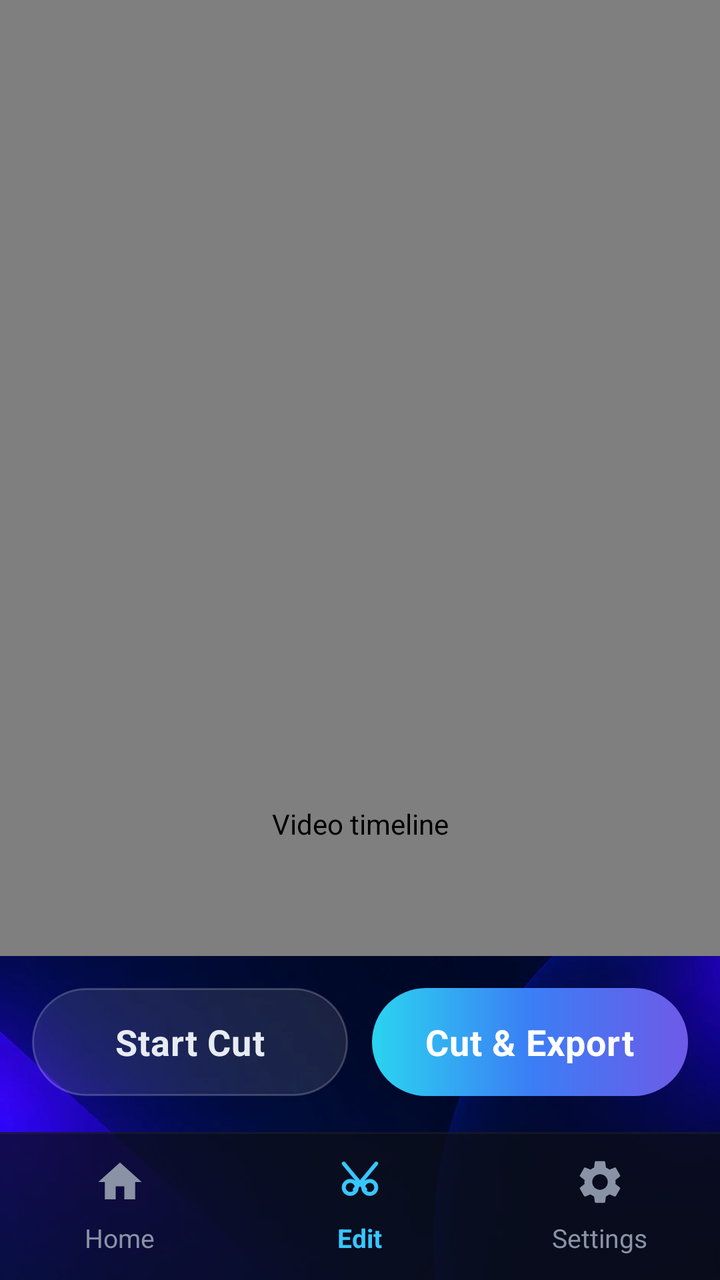
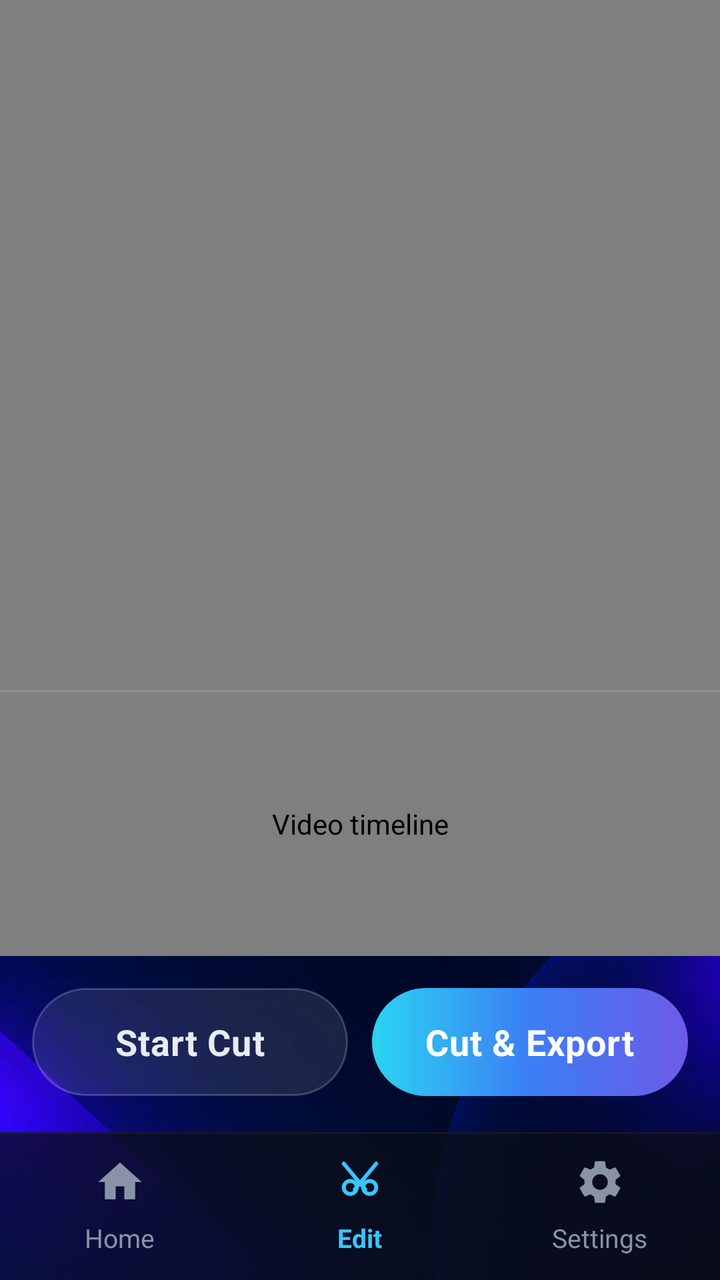

The first picture is an Android layout as it rendered before a commit; the second is the same layout after the commit. The layout source and the unified diff follow.
<!-- AndroidManifest.xml: application theme Theme.AutoCut -->
<!-- res/layout/activity_edit.xml -->
<?xml version="1.0" encoding="utf-8"?>
<FrameLayout xmlns:android="http://schemas.android.com/apk/res/android"
    xmlns:app="http://schemas.android.com/apk/res-auto"
    xmlns:tools="http://schemas.android.com/tools"
    android:id="@+id/root"
    android:layout_width="match_parent"
    android:layout_height="match_parent"
    android:background="@color/app_bg"
    tools:context=".EditActivity">

    <ImageView
        android:id="@+id/bgImage"
        android:layout_width="match_parent"
        android:layout_height="match_parent"
        android:importantForAccessibility="no"
        android:scaleType="centerCrop"
        android:src="@drawable/main_bg" />

    <View
        android:id="@+id/statusBarScrim"
        android:layout_width="match_parent"
        android:layout_height="0dp"
        android:background="@color/preview_bg" />

    <androidx.constraintlayout.widget.ConstraintLayout
        android:id="@+id/main"
        android:layout_width="match_parent"
        android:layout_height="match_parent"
        android:background="@android:color/transparent">

        
        <FrameLayout
            android:id="@+id/previewContainer"
            android:layout_width="0dp"
            android:layout_height="0dp"
            android:background="@drawable/bg_preview_glass"
            app:layout_constraintBottom_toTopOf="@id/timeline"
            app:layout_constraintEnd_toEndOf="parent"
            app:layout_constraintStart_toStartOf="parent"
            app:layout_constraintTop_toTopOf="parent">

            <VideoView
                android:id="@+id/videoView"
                android:background="@android:color/transparent"
                android:layout_width="match_parent"
                android:layout_height="match_parent"
                android:layout_gravity="center"
                android:contentDescription="@string/video_preview" />
        </FrameLayout>

        
        <com.example.autocut.TimelineView
            android:id="@+id/timeline"
            android:layout_width="0dp"
            android:layout_height="132dp"
            android:layout_marginTop="16dp"
            android:layout_marginBottom="16dp"
            android:contentDescription="@string/timeline_desc"
            app:layout_constraintBottom_toTopOf="@id/buttonRow"
            app:layout_constraintEnd_toEndOf="parent"
            app:layout_constraintStart_toStartOf="parent" />

        
        <LinearLayout
            android:id="@+id/buttonRow"
            android:layout_width="0dp"
            android:layout_height="54dp"
            android:layout_marginStart="16dp"
            android:layout_marginEnd="16dp"
            android:layout_marginBottom="18dp"
            android:orientation="horizontal"
            app:layout_constraintBottom_toTopOf="@id/navDivider"
            app:layout_constraintEnd_toEndOf="parent"
            app:layout_constraintStart_toStartOf="parent">

            <LinearLayout
                android:id="@+id/btnStartCut"
                android:layout_width="0dp"
                android:layout_height="match_parent"
                android:layout_weight="1"
                android:background="@drawable/bg_btn_secondary"
                android:clickable="true"
                android:focusable="true"
                android:foreground="?attr/selectableItemBackground"
                android:gravity="center"
                android:orientation="horizontal">

                <TextView
                    android:id="@+id/tvStartCut"
                    android:layout_width="wrap_content"
                    android:layout_height="wrap_content"
                    android:letterSpacing="0.02"
                    android:text="@string/start_cut"
                    android:textColor="@color/text_on_dark"
                    android:textSize="18sp"
                    android:textStyle="bold" />
            </LinearLayout>

            <LinearLayout
                android:id="@+id/btnCutExport"
                android:layout_width="0dp"
                android:layout_height="match_parent"
                android:layout_weight="1"
                android:layout_marginStart="12dp"
                android:background="@drawable/bg_btn_primary"
                android:clickable="true"
                android:focusable="true"
                android:foreground="?attr/selectableItemBackground"
                android:gravity="center"
                android:orientation="horizontal">

                <TextView
                    android:id="@+id/tvCutExport"
                    android:layout_width="wrap_content"
                    android:layout_height="wrap_content"
                    android:letterSpacing="0.02"
                    android:text="@string/cut_export"
                    android:textColor="@color/white"
                    android:textSize="18sp"
                    android:textStyle="bold" />
            </LinearLayout>
        </LinearLayout>

        
        <View
            android:id="@+id/navDivider"
            android:layout_width="0dp"
            android:layout_height="1dp"
            android:background="@color/stroke_15"
            app:layout_constraintEnd_toEndOf="parent"
            app:layout_constraintStart_toStartOf="parent"
            app:layout_constraintTop_toTopOf="@id/bottomNav" />

        <LinearLayout
            android:id="@+id/bottomNav"
            android:layout_width="0dp"
            android:layout_height="wrap_content"
            android:minHeight="74dp"
            android:background="@color/nav_bg"
            android:orientation="horizontal"
            app:layout_constraintBottom_toBottomOf="parent"
            app:layout_constraintEnd_toEndOf="parent"
            app:layout_constraintStart_toStartOf="parent">

            <LinearLayout
                android:id="@+id/navHome"
                android:layout_width="0dp"
                android:layout_height="74dp"
                android:layout_weight="1"
                android:gravity="center"
                android:orientation="vertical">

                <ImageView
                    android:id="@+id/ivNavHome"
                    android:layout_width="26dp"
                    android:layout_height="26dp"
                    android:contentDescription="@string/nav_home"
                    android:src="@drawable/ic_home"
                    android:tint="@color/nav_inactive" />

                <TextView
                    android:id="@+id/tvNavHome"
                    android:layout_width="wrap_content"
                    android:layout_height="wrap_content"
                    android:layout_marginTop="6dp"
                    android:text="@string/nav_home"
                    android:textColor="@color/nav_inactive"
                    android:textSize="13sp" />
            </LinearLayout>

            <LinearLayout
                android:id="@+id/navEdit"
                android:layout_width="0dp"
                android:layout_height="74dp"
                android:layout_weight="1"
                android:gravity="center"
                android:orientation="vertical">

                <ImageView
                    android:id="@+id/ivNavEdit"
                    android:layout_width="26dp"
                    android:layout_height="26dp"
                    android:contentDescription="@string/nav_edit"
                    android:src="@drawable/ic_scissors"
                    android:tint="@color/accent_cyan" />

                <TextView
                    android:id="@+id/tvNavEdit"
                    android:layout_width="wrap_content"
                    android:layout_height="wrap_content"
                    android:layout_marginTop="6dp"
                    android:text="@string/nav_edit"
                    android:textColor="@color/accent_cyan"
                    android:textSize="13sp"
                    android:textStyle="bold" />
            </LinearLayout>

            <LinearLayout
                android:id="@+id/navSettings"
                android:layout_width="0dp"
                android:layout_height="74dp"
                android:layout_weight="1"
                android:gravity="center"
                android:orientation="vertical">

                <ImageView
                    android:id="@+id/ivNavSettings"
                    android:layout_width="26dp"
                    android:layout_height="26dp"
                    android:contentDescription="@string/nav_settings"
                    android:src="@drawable/ic_settings" />

                <TextView
                    android:id="@+id/tvNavSettings"
                    android:layout_width="wrap_content"
                    android:layout_height="wrap_content"
                    android:layout_marginTop="6dp"
                    android:text="@string/nav_settings"
                    android:textColor="@color/nav_inactive"
                    android:textSize="13sp" />
            </LinearLayout>
        </LinearLayout>

    </androidx.constraintlayout.widget.ConstraintLayout>

</FrameLayout>
<!-- resources referenced by this layout -->
<resources>
  <color name="accent_cyan">#FF38C6FF</color>
  <color name="app_bg">#FF070B18</color>
  <color name="nav_bg">#BB0B0E18</color>
  <color name="nav_inactive">#FF8A93A6</color>
  <color name="preview_bg">#D915161A</color>
  <color name="stroke_15">#26FFFFFF</color>
  <color name="text_on_dark">#FFE7EBF3</color>
  <color name="white">#FFFFFFFF</color>
  <!-- drawable bg_btn_primary (drawable) -->
  <?xml version="1.0" encoding="utf-8"?>
  <shape xmlns:android="http://schemas.android.com/apk/res/android"
      android:shape="rectangle">
      <gradient
          android:angle="0"
          android:centerColor="@color/grad_center"
          android:endColor="@color/grad_end"
          android:startColor="@color/grad_start"
          android:type="linear" />
      <corners android:radius="40dp" />
  </shape>
  <!-- drawable bg_btn_secondary (drawable) -->
  <?xml version="1.0" encoding="utf-8"?>
  <shape xmlns:android="http://schemas.android.com/apk/res/android"
      android:shape="rectangle">
      <solid android:color="@color/surface_10" />
      <stroke
          android:width="1dp"
          android:color="@color/stroke_20" />
      <corners android:radius="32dp" />
  </shape>
  <!-- drawable bg_preview_glass (drawable) -->
  <?xml version="1.0" encoding="utf-8"?>
  <shape xmlns:android="http://schemas.android.com/apk/res/android"
      android:shape="rectangle">
      <solid android:color="@color/preview_bg" />
      <stroke
          android:width="1dp"
          android:color="@color/preview_edge" />
  </shape>
  <!-- drawable ic_home (drawable) -->
  <vector xmlns:android="http://schemas.android.com/apk/res/android"
      android:width="26dp"
      android:height="26dp"
      android:viewportWidth="24"
      android:viewportHeight="24">
      <path
          android:fillColor="@color/accent_cyan"
          android:pathData="M10,20v-6h4v6h5v-8h3L12,3 2,12h3v8z" />
  </vector>
  <!-- drawable ic_scissors (drawable) -->
  <vector xmlns:android="http://schemas.android.com/apk/res/android"
      android:width="26dp"
      android:height="26dp"
      android:viewportWidth="24"
      android:viewportHeight="24">
      <path
          android:fillColor="#00000000"
          android:pathData="M7.5,14.5m-3,0a3,3 0 1,0 6,0a3,3 0 1,0 -6,0M16.5,14.5m-3,0a3,3 0 1,0 6,0a3,3 0 1,0 -6,0M9.6,15.4L19.5,3.5M14.4,15.4L4.5,3.5"
          android:strokeColor="@color/nav_inactive"
          android:strokeLineCap="round"
          android:strokeLineJoin="round"
          android:strokeWidth="1.8" />
  </vector>
  <string name="cut_export">Cut &amp; Export</string>
  <string name="nav_edit">Edit</string>
  <string name="nav_home">Home</string>
  <string name="nav_settings">Settings</string>
  <string name="start_cut">Start Cut</string>
  <string name="timeline_desc">Video timeline</string>
  <string name="video_preview">Video preview</string>
  <style name="Theme.AutoCut" parent="Base.Theme.AutoCut" />
  <color name="grad_center">#FF3B7EF5</color>
  <color name="grad_end">#FF6E5AE8</color>
  <color name="grad_start">#FF2BD4F0</color>
  <color name="surface_10">#1AFFFFFF</color>
  <color name="stroke_20">#33FFFFFF</color>
  <color name="preview_edge">#26FFFFFF</color>
  <style name="Base.Theme.AutoCut" parent="Theme.Material3.DayNight.NoActionBar">
          <item name="android:windowBackground">@color/app_bg</item>
          <item name="android:statusBarColor">@android:color/transparent</item>
          <item name="android:navigationBarColor">@android:color/transparent</item>
          <item name="android:windowLightStatusBar">false</item>
          <item name="android:windowLightNavigationBar" tools:targetApi="27">false</item>
          <item name="colorPrimary">@color/accent_cyan</item>
          <item name="colorOnPrimary">@color/app_bg</item>
      </style>
  <!-- unchanged entries left out for length: 2 -->
</resources>

<!-- the commit's change to res/layout/activity_edit.xml (unified diff, before → after) -->
@@ -46,6 +46,12 @@
                 android:layout_height="match_parent"
                 android:layout_gravity="center"
                 android:contentDescription="@string/video_preview" />
+
+            <View
+                android:layout_width="match_parent"
+                android:layout_height="1dp"
+                android:layout_gravity="bottom"
+                android:background="@color/preview_edge" />
         </FrameLayout>
 
         
<!-- resource entries referenced after the edit -->
@@ -35,9 +35,6 @@
   <shape xmlns:android="http://schemas.android.com/apk/res/android"
       android:shape="rectangle">
       <solid android:color="@color/preview_bg" />
-      <stroke
-          android:width="1dp"
-          android:color="@color/preview_edge" />
   </shape>
   <!-- drawable ic_home (drawable) -->
   <vector xmlns:android="http://schemas.android.com/apk/res/android"
